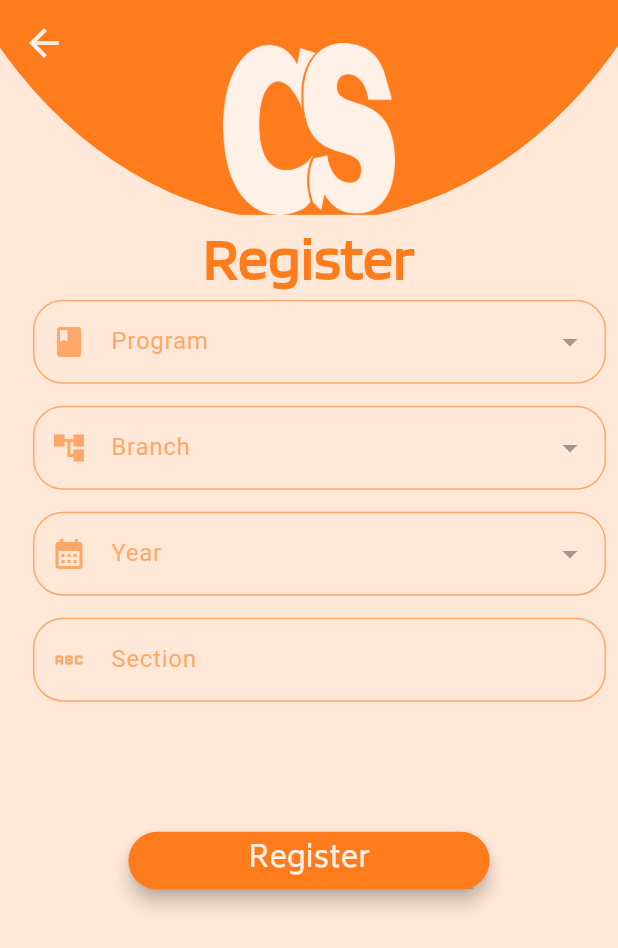
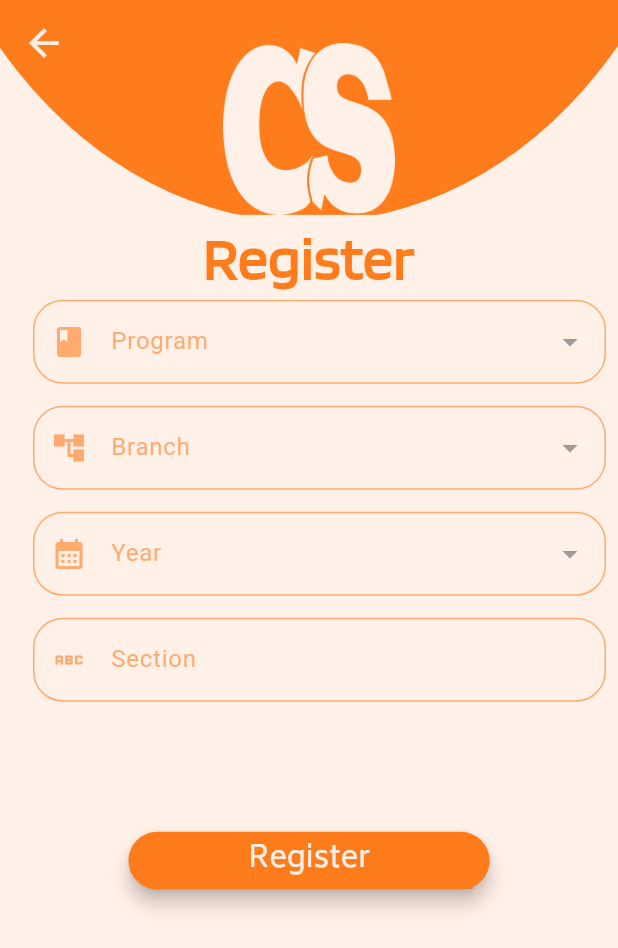
Before and after one commit to nirbhay-pundir/College-Space, a Flutter app: the SignUpPersonal screen opened by its route, after a tap on "Next", on a phone screen of 412 x 824 dp. Shown: the top 948 px of the screen. Run offline on Flutter 3.47's test engine with Material 3 defaults, Android fonts, the phone set to English and light mode, and no system bars; drawn by our look-alikes of auto_size_text; our stand-ins replace device_preview, firebase_auth, firebase_core, firebase_remote_config, get; accounts and stored records are empty.

Commit message:
-> Changes for latest Flutter

```diff
--- a/lib/src/common_widgets/cs_button.dart
+++ b/lib/src/common_widgets/cs_button.dart
@@ -52,7 +52,7 @@ class CsButton extends StatelessWidget {
                     width: AutoSize.getAutoHeight(30),
                     height: AutoSize.getAutoHeight(30),
                     child: CircularProgressIndicator(
-                      color: colorScheme.background,
+                      color: colorScheme.surface,
                       strokeWidth: AutoSize.getAutoHeight(4),
                     ),
                   )
--- a/lib/src/constants/colors.dart
+++ b/lib/src/constants/colors.dart
@@ -4,7 +4,7 @@ class CSColors {
   CSColors._();
 
   static const Color lightest = Color(0xFFFFF0E8);
-  static const Color lighter = Color(0xFFFFE8D8);
+  // static const Color lighter = Color(0xFFFFE8D8);
   static const Color light = Color(0xFFDCBFA9);
   static const Color light1 = Color.fromRGBO(220, 191, 169, 0.5);
   static const Color dark = Color(0xFFFF9950);
--- a/lib/src/constants/text_styles.dart
+++ b/lib/src/constants/text_styles.dart
@@ -7,7 +7,7 @@ class CSTextStyles {
   static final ColorScheme colorScheme = AppTheme.theme.colorScheme;
 
   static TextStyle bottomLine = TextStyle(
-    color: colorScheme.background,
+    color: colorScheme.surface,
     fontSize: 18,
     fontFamily: 'Blinker',
     fontWeight: FontWeight.w400,
--- a/lib/src/screens/check_update.dart
+++ b/lib/src/screens/check_update.dart
@@ -116,7 +116,7 @@ class CheckUpdate extends StatelessWidget {
                               ),
                               child: CsRegisterSignUpText(
                                 colorScheme: colorScheme,
-                                color: colorScheme.background,
+                                color: colorScheme.surface,
                                 onTap: () =>
                                 {
                                   Navigator.pushNamed(
@@ -158,7 +158,7 @@ class CheckUpdate extends StatelessWidget {
                           child: CsButton(
                             colorScheme: colorScheme,
                             text: CSStrings.signIn,
-                            backgroundColor: colorScheme.background,
+                            backgroundColor: colorScheme.surface,
                             foregroundColor: colorScheme.primary,
                             onClick: () =>
                             {
--- a/lib/src/screens/dashboard.dart
+++ b/lib/src/screens/dashboard.dart
@@ -101,7 +101,7 @@ class Dashboard extends StatelessWidget {
                           colorScheme: colorScheme,
                           text: CSStrings.signOut,
                           backgroundColor: colorScheme.primary,
-                          foregroundColor: colorScheme.background,
+                          foregroundColor: colorScheme.surface,
                           onClick: () => {
                             FirebaseAuth.instance.signOut(),
                           },
--- a/lib/src/screens/sign_in.dart
+++ b/lib/src/screens/sign_in.dart
@@ -124,9 +124,9 @@ class SignIn extends StatelessWidget {
                                 colorScheme: colorScheme,
                                 text: CSStrings.signIn,
                                 backgroundColor: colorScheme.primary,
-                                foregroundColor: colorScheme.background,
+                                foregroundColor: colorScheme.surface,
                                 onClick: () => {
-                                  FirebaseAuthServices.SignIn(
+                                  FirebaseAuthServices.signIn(
                                     emailController.text.trim(),
                                     passwordController.text.trim(),
                                   ),
@@ -161,7 +161,7 @@ class SignIn extends StatelessWidget {
                           },
                           icon: Icon(
                             Icons.arrow_back,
-                            color: colorScheme.background,
+                            color: colorScheme.surface,
                             size: AutoSize.getAutoHeight(30),
                           ),
                         ),
--- a/lib/src/screens/sign_up_course.dart
+++ b/lib/src/screens/sign_up_course.dart
@@ -132,7 +132,7 @@ class SignUpCourse extends StatelessWidget {
                           colorScheme: colorScheme,
                           text: CSStrings.register,
                           backgroundColor: colorScheme.primary,
-                          foregroundColor: colorScheme.background,
+                          foregroundColor: colorScheme.surface,
                           onClick: () => {},
                         ),
                       ),
@@ -162,7 +162,7 @@ class SignUpCourse extends StatelessWidget {
                     },
                     icon: Icon(
                       Icons.arrow_back,
-                      color: colorScheme.background,
+                      color: colorScheme.surface,
                       size: AutoSize.getAutoHeight(30),
                     ),
                   ),
--- a/lib/src/screens/sign_up_personal.dart
+++ b/lib/src/screens/sign_up_personal.dart
@@ -135,7 +135,7 @@ class SignUpPersonal extends StatelessWidget {
                         colorScheme: colorScheme,
                         text: CSStrings.nextButton,
                         backgroundColor: colorScheme.primary,
-                        foregroundColor: colorScheme.background,
+                        foregroundColor: colorScheme.surface,
                         onClick: () => {
                           Navigator.pushNamed(
                             context,
@@ -172,7 +172,7 @@ class SignUpPersonal extends StatelessWidget {
                     },
                     icon: Icon(
                       Icons.arrow_back,
-                      color: colorScheme.background,
+                      color: colorScheme.surface,
                       size: AutoSize.getAutoHeight(30),
                     ),
                   ),
--- a/lib/src/utils/firebase_auth_services.dart
+++ b/lib/src/utils/firebase_auth_services.dart
@@ -1,7 +1,7 @@
 import 'package:firebase_auth/firebase_auth.dart';
 
 class FirebaseAuthServices {
-  static Future SignIn(String email, String pass) async {
+  static Future signIn(String email, String pass) async {
     await FirebaseAuth.instance.signInWithEmailAndPassword(
       email: email,
       password: pass,
--- a/lib/src/utils/theme.dart
+++ b/lib/src/utils/theme.dart
@@ -11,11 +11,11 @@ class AppTheme {
       primary: CSColors.darker,
       secondary: CSColors.light,
       tertiary: CSColors.darkest,
-      surface: CSColors.lighter,
-      background: CSColors.lightest,
+      surface: CSColors.lightest,
+      // background: CSColors.lightest,
       onPrimary: CSColors.lightest,
       onSecondary: CSColors.darker,
-      onBackground: CSColors.darker,
+      // onBackground: CSColors.darker,
       onSurface: CSColors.darker,
       error: CSColors.lightest,
       onError: CSColors.errorColor,
```
Also changed, not shown: 2 other files.
